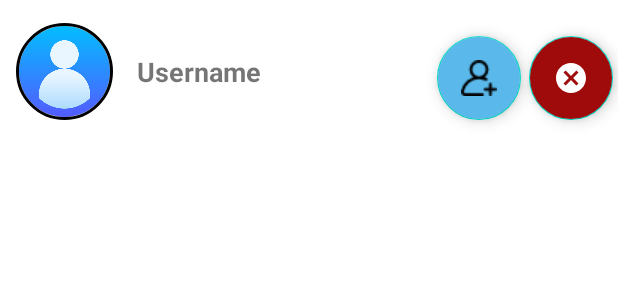
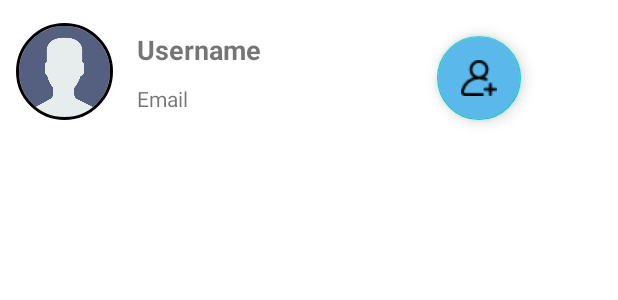
Before and after one commit to ShawonSUSTSWE/Chirper, an Android app: the layout sample_people.xml on its own in the app's theme, with its tools: preview values and no code run, on a phone screen of 412 x 824 dp. Shown: the top 300 px of the screen. Run offline under Robolectric (Android 15) with nearby library versions, the phone set to English and light mode, and no system bars; Roboto replaces fonts that are not available here.

Commit message:
People Fragment Added

```diff
--- a/app/src/main/java/com/example/chirper/Adapters/UsersAdapter.java
+++ b/app/src/main/java/com/example/chirper/Adapters/UsersAdapter.java
@@ -50,7 +50,7 @@ public class UsersAdapter extends RecyclerView.Adapter<UsersAdapter.ViewHolder>{
     public void onBindViewHolder(@NonNull @NotNull ViewHolder holder, int position) {
 
         Users user = list.get(position);
-        Picasso.get().load(user.getProfile_picture()).placeholder(R.drawable.user).into(holder.mImageView);
+        Picasso.get().load(user.getProfile_picture()).placeholder(R.drawable.user_2).into(holder.mImageView);
         holder.userName.setText(user.getUsername());
         holder.mImageView.setOnClickListener(new View.OnClickListener() {
             @Override
--- a/app/src/main/java/com/example/chirper/Manageotp.java
+++ b/app/src/main/java/com/example/chirper/Manageotp.java
@@ -106,9 +106,9 @@ public class Manageotp extends AppCompatActivity {
                         if (task.isSuccessful())
                         {
                             String id = mAuth.getCurrentUser().getUid();
-                            Users user = new Users(name,phonenumber,pass,id,1);
+                            Users user = new Users(name,phonenumber,id,1);
                             mFirebaseDatabase.getReference().child("Users").child(id).setValue(user);
-                            mFirebaseDatabase.getReference().child("Users").child(id).child("Phone Number").setValue(phonenumber);
+                            mFirebaseDatabase.getReference().child("Users").child(id).child("phoneNo").setValue(phonenumber);
                             mFirebaseDatabase.getReference().child("Mobile Users").child(phonenumber).setValue(user);
                             mFirebaseDatabase.getReference().child("Mobile Users").child(phonenumber).child("Phone Number").setValue(phonenumber);
                             startActivity(new Intent(Manageotp.this,Dashboard.class));
--- a/app/src/main/java/com/example/chirper/SignInActivity.java
+++ b/app/src/main/java/com/example/chirper/SignInActivity.java
@@ -196,7 +196,7 @@ public class SignInActivity extends AppCompatActivity {
 
                                     String id = mFirebaseUser.getUid();
                                     if(prev.equals("Sign Up")) {
-                                        Users user = new Users(name, E_mail, PASS, id);
+                                        Users user = new Users(name, E_mail, id);
                                         mFirebaseDatabase.getReference().child("Users").child(id).setValue(user);
                                     }
                                     Intent intent = new Intent(SignInActivity.this, Dashboard.class);
--- a/app/src/main/res/layout/sample_people.xml
+++ b/app/src/main/res/layout/sample_people.xml
@@ -11,7 +11,7 @@
         android:layout_width="75dp"
         android:layout_gravity="center"
         android:layout_height="75dp"
-        android:src="@drawable/user"
+        android:src="@drawable/user_2"
         app:civ_border_width="2dp"
         app:civ_border_color="#FF000000"
         android:padding="5dp"
@@ -20,17 +20,37 @@
         android:layout_width="match_parent"
         android:layout_height="96dp"
         android:gravity="center_vertical">
+        <LinearLayout
+            android:layout_width="wrap_content"
+            android:layout_height="wrap_content"
+            android:orientation="vertical">
         <TextView
             android:layout_width="200dp"
             android:layout_height="wrap_content"
-            android:id="@+id/userName"
+            android:id="@+id/userNamepeople"
             android:text="Username"
             android:textSize="18sp"
             android:textStyle="bold"
+            android:maxLines="1"
+            android:maxWidth="200dp"
+            android:ellipsize="end"
             android:paddingTop="5dp"
             android:paddingBottom="5dp"
             android:layout_marginLeft="5dp"
             android:paddingLeft="5dp"/>
+            <TextView
+                android:layout_width="200dp"
+                android:layout_height="wrap_content"
+                android:id="@+id/peopleemail"
+                android:text="Email"
+                android:maxLines="1"
+                android:maxWidth="200dp"
+                android:ellipsize="end"
+                android:paddingTop="5dp"
+                android:paddingBottom="5dp"
+                android:layout_marginLeft="5dp"
+                android:paddingLeft="5dp"/>
+        </LinearLayout>
 
         <com.google.android.material.floatingactionbutton.FloatingActionButton
             android:id="@+id/sendfriendrequest"
@@ -57,7 +77,7 @@
             app:fabSize="normal"
             app:srcCompat="@drawable/ic_baseline_cancel_24"
             app:tint = "@null"
-            android:visibility="visible"
+            android:visibility="gone"
             />
     </LinearLayout>
 
--- a/app/src/main/res/layout/sample_show_users.xml
+++ b/app/src/main/res/layout/sample_show_users.xml
@@ -10,7 +10,7 @@
         android:layout_width="75dp"
         android:layout_gravity="center"
         android:layout_height="75dp"
-        android:src="@drawable/user"
+        android:src="@drawable/user_2"
         app:civ_border_width="2dp"
         app:civ_border_color="#FF000000"
         android:padding="5dp"
```
Also changed, not shown: app/src/main/java/com/example/chirper/Adapters/PeopleAdapter.java (added, +116 -0 lines), app/src/main/java/com/example/chirper/Fragments/PeopleFragment.java (+59 -41 lines), app/src/main/java/com/example/chirper/Models/Users.java (+14 -6 lines), app/src/main/java/com/example/chirper/ProfileActivity.java (+20 -1 lines), app/src/main/res/layout/activity_profile.xml (+24 -10 lines), app/src/main/res/layout/fragment_people.xml (+11 -7 lines).
